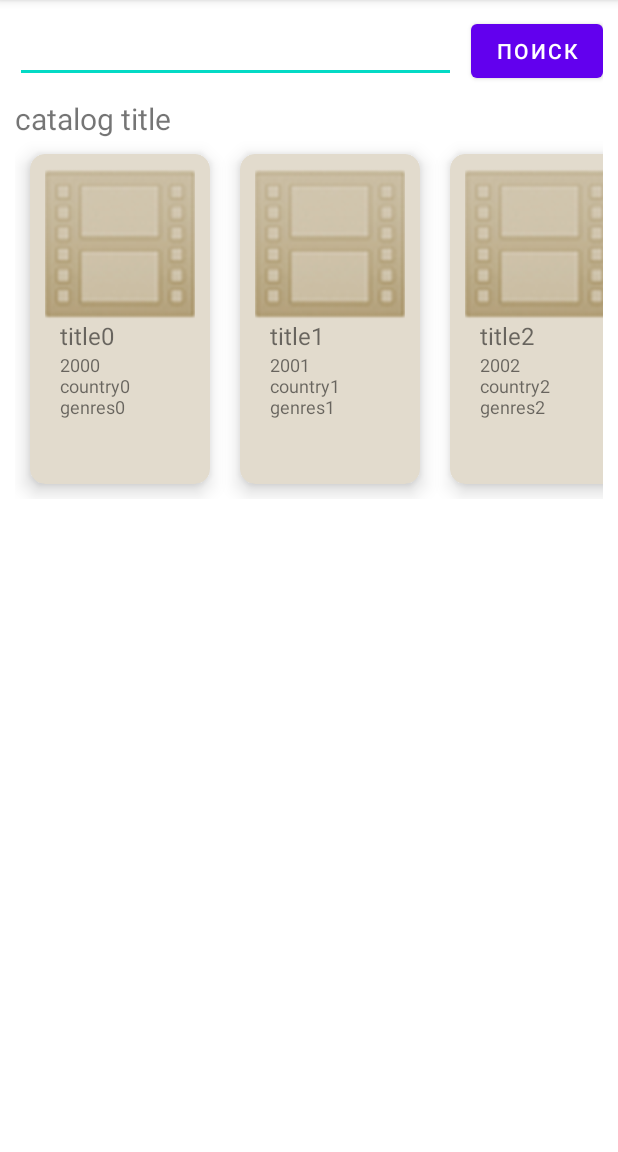
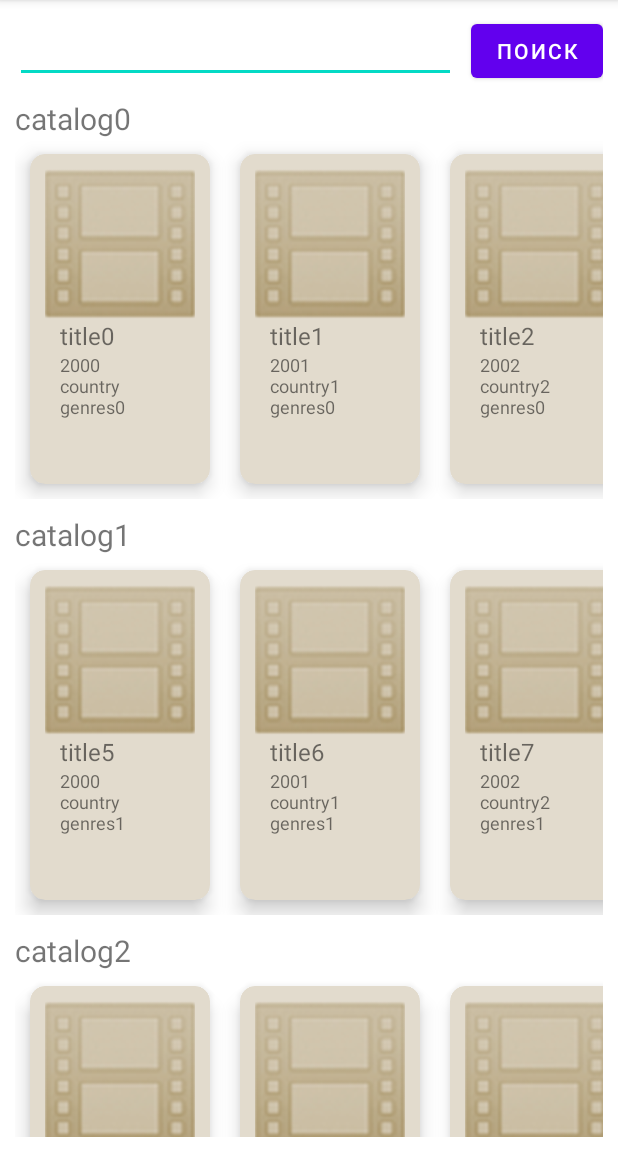
Before and after one commit to NeoSvet/MovieDB, an Android app: the screen it shows after launch (MainActivity), on a phone screen of 412 x 824 dp, the part 84-1236 px from its top. Run offline under Robolectric (Android 15) with nearby library versions, the phone set to English and light mode, and no system bars.

Commit message:
realized few lists with movies

```diff
--- a/app/src/main/java/ru/neosvet/moviedb/model/MovieModel.kt
+++ b/app/src/main/java/ru/neosvet/moviedb/model/MovieModel.kt
@@ -11,11 +11,16 @@ class MovieModel(
 
     fun getState() = state
 
-    fun loadList() {
+    fun loadList(catalog_id: Int) {
         state.value = MovieState.Loading
         Thread {
             try {
-                state.postValue(MovieState.SuccessList(repository.getList()))
+                state.postValue(
+                    MovieState.SuccessList(
+                        "catalog" + catalog_id,
+                        repository.getList(catalog_id)
+                    )
+                )
             } catch (e: Exception) {
                 e.printStackTrace()
                 state.postValue(MovieState.Error(e))
--- a/app/src/main/java/ru/neosvet/moviedb/model/MovieState.kt
+++ b/app/src/main/java/ru/neosvet/moviedb/model/MovieState.kt
@@ -3,7 +3,7 @@ package ru.neosvet.moviedb.model
 import ru.neosvet.moviedb.repository.Movie
 
 sealed class MovieState {
-    data class SuccessList(val list: ArrayList<Movie>) : MovieState()
+    data class SuccessList(val title: String, val list: ArrayList<Movie>) : MovieState()
     data class SuccessItem(val item: Movie) : MovieState()
     data class Error(val error: Throwable) : MovieState()
     object Loading : MovieState()
--- a/app/src/main/java/ru/neosvet/moviedb/repository/MovieRepository.kt
+++ b/app/src/main/java/ru/neosvet/moviedb/repository/MovieRepository.kt
@@ -2,56 +2,62 @@ package ru.neosvet.moviedb.repository
 
 import java.util.ArrayList
 
-private val list = ArrayList<Movie>()
+private val catalog = HashMap<Int, ArrayList<Movie>>()
+private var lastId = -1
 
 class MovieRepository {
 
-    fun getList(): ArrayList<Movie> {
-        if (list.size > 0)
-            return list
+    fun getList(catalog_id: Int): ArrayList<Movie> {
+        if (catalog.containsKey(catalog_id))
+            return catalog[catalog_id] ?: ArrayList<Movie>()
 
+        val list = ArrayList<Movie>()
         list.add(
             Movie(
-                0, "title0", "des0",
-                "genres0", 2000,
-                "country0", "poster0"
+                ++lastId, "title" + lastId, "des",
+                "genres" + catalog_id, 2000,
+                "country", "poster"
             )
         )
         list.add(
             Movie(
-                1, "title1", "des1",
-                "genres1", 2001,
+                ++lastId, "title" + lastId, "des1",
+                "genres" + catalog_id, 2001,
                 "country1", "poster1"
             )
         )
         list.add(
             Movie(
-                2, "title2", "des2",
-                "genres2", 2002,
+                ++lastId, "title" + lastId, "des2",
+                "genres" + catalog_id, 2002,
                 "country2", "poster2"
             )
         )
         list.add(
             Movie(
-                3, "title3", "des3",
-                "genres3", 2003,
+                ++lastId, "title" + lastId, "des3",
+                "genres" + catalog_id, 2003,
                 "country3", "poster3"
             )
         )
         list.add(
             Movie(
-                4, "title4", "des4",
-                "genres4", 2004,
+                ++lastId, "title" + lastId, "des4",
+                "genres" + catalog_id, 2004,
                 "country4", "poster4"
             )
         )
+        catalog.put(catalog_id, list)
+
         return list
     }
 
     fun getItem(id: Int): Movie? {
-        for (item in list) {
-            if (item.id == id)
-                return item
+        for (list in catalog.values) {
+            for (item in list) {
+                if (item.id == id)
+                    return item
+            }
         }
         return null
     }
--- a/app/src/main/java/ru/neosvet/moviedb/view/ListFragment.kt
+++ b/app/src/main/java/ru/neosvet/moviedb/view/ListFragment.kt
@@ -9,7 +9,6 @@ import androidx.fragment.app.Fragment
 import androidx.lifecycle.Observer
 import androidx.lifecycle.ViewModelProvider
 import androidx.recyclerview.widget.LinearLayoutManager
-import androidx.recyclerview.widget.RecyclerView
 import com.google.android.material.snackbar.Snackbar
 import ru.neosvet.moviedb.MovieFragment
 import ru.neosvet.moviedb.R
@@ -23,13 +22,15 @@ import ru.neosvet.moviedb.model.MovieState
 import ru.neosvet.moviedb.repository.Movie
 import java.util.*
 
-private const val MAIN_STACK = "main";
+private const val MAIN_STACK = "main"
 
 class ListFragment : Fragment(), ListCallbacks, Observer<MovieState> {
     private var _binding: FragmentListBinding? = null
     private val binding get() = _binding!!
     private var catalog = CatalogAdapter()
     private lateinit var model: MovieModel
+    private val finalId = 2
+    private var lastId = -1
 
     override fun onCreateView(
         inflater: LayoutInflater, container: ViewGroup?,
@@ -41,8 +42,8 @@ class ListFragment : Fragment(), ListCallbacks, Observer<MovieState> {
 
     override fun onViewCreated(view: View, savedInstanceState: Bundle?) {
         super.onViewCreated(view, savedInstanceState)
-        initViews();
-        loadList();
+        initViews()
+        initList()
     }
 
     override fun onResume() {
@@ -60,15 +61,16 @@ class ListFragment : Fragment(), ListCallbacks, Observer<MovieState> {
         _binding = null
     }
 
-    private fun loadList() {
-        model = ViewModelProvider(
-            this,
-            ViewModelProvider.NewInstanceFactory()
-        ).get(MovieModel::class.java)
-        model.loadList()
+    private fun initList() {
+        model = ViewModelProvider(this).get(MovieModel::class.java)
+        lastId = catalog.itemCount - 1
+        if (lastId < finalId)
+            model.loadList(++lastId)
+        else
+            catalog.notifyDataSetChanged()
     }
 
-    private fun showList(list: ArrayList<Movie>) {
+    private fun showList(title: String, list: ArrayList<Movie>) {
         val adapter = MoviesAdapter(this)
         for (movie in list) {
             adapter.addItem(
@@ -80,7 +82,7 @@ class ListFragment : Fragment(), ListCallbacks, Observer<MovieState> {
                 )
             )
         }
-        catalog.addItem("catalog title", adapter)
+        catalog.addItem(title, adapter)
         catalog.notifyDataSetChanged()
     }
 
@@ -106,7 +108,9 @@ class ListFragment : Fragment(), ListCallbacks, Observer<MovieState> {
         when (state) {
             is MovieState.SuccessList -> {
                 binding.tvStatus.visibility = View.GONE
-                showList(state.list)
+                showList(state.title, state.list)
+                if (lastId < finalId)
+                    model.loadList(++lastId)
             }
             is MovieState.Loading -> {
                 binding.tvStatus.visibility = View.VISIBLE
```
